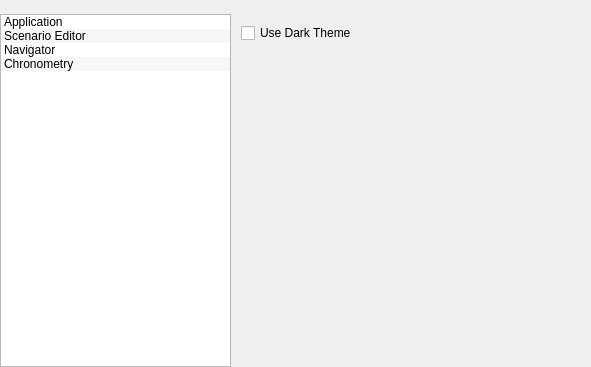
This is src/UserInterfaceLayer/Settings/SettingsView.ui in dimkanovikov/KITScenarist as Qt 5 draws it before an edit. The edited form follows.
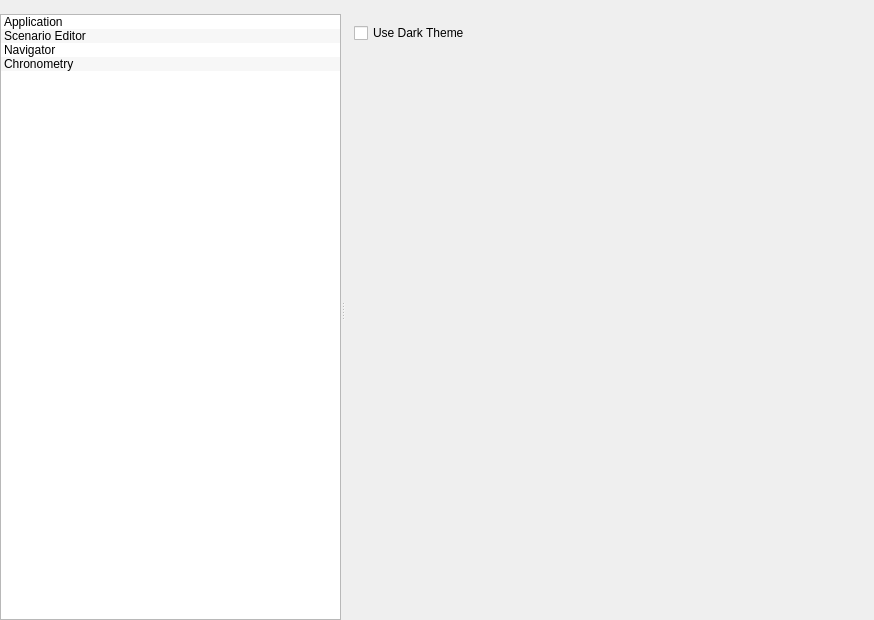
This is the edited form. Icons and pictures are not drawn.

Patch:
```diff
--- a/src/UserInterfaceLayer/Settings/SettingsView.ui
+++ b/src/UserInterfaceLayer/Settings/SettingsView.ui
@@ -6,8 +6,8 @@
    <rect>
     <x>0</x>
     <y>0</y>
-    <width>591</width>
-    <height>367</height>
+    <width>874</width>
+    <height>620</height>
    </rect>
   </property>
   <property name="windowTitle">
@@ -30,26 +30,23 @@
     <number>0</number>
    </property>
    <item row="0" column="0">
-    <widget class="QLabel" name="topEmptyLabel">
-     <property name="text">
-      <string/>
-     </property>
-    </widget>
-   </item>
-   <item row="1" column="0">
     <widget class="QSplitter" name="splitter">
-     <property name="sizePolicy">
-      <sizepolicy hsizetype="Expanding" vsizetype="Expanding">
-       <horstretch>0</horstretch>
-       <verstretch>0</verstretch>
-      </sizepolicy>
-     </property>
      <property name="orientation">
       <enum>Qt::Horizontal</enum>
      </property>
-     <property name="handleWidth">
-      <number>1</number>
-     </property>
+     <widget class="QWidget" name="">
+      <layout class="QVBoxLayout" name="verticalLayout_2">
+       <property name="spacing">
+        <number>0</number>
+       </property>
+       <item>
+        <widget class="QLabel" name="topLeftEmptyLabel">
+         <property name="text">
+          <string/>
+         </property>
+        </widget>
+       </item>
+       <item>
      <widget class="QListWidget" name="categories">
       <property name="sizePolicy">
        <sizepolicy hsizetype="Preferred" vsizetype="Expanding">
@@ -109,6 +106,22 @@
        </property>
       </item>
      </widget>
+       </item>
+      </layout>
+     </widget>
+     <widget class="QWidget" name="">
+      <layout class="QVBoxLayout" name="verticalLayout">
+       <property name="spacing">
+        <number>0</number>
+       </property>
+       <item>
+        <widget class="QLabel" name="topRightEmptyLabel">
+         <property name="text">
+          <string/>
+         </property>
+        </widget>
+       </item>
+       <item>
      <widget class="QStackedWidget" name="categoriesWidgets">
       <property name="styleSheet">
        <string notr="true">#chronometryPage QGroupBox {
@@ -121,14 +134,7 @@
       </property>
       <widget class="QWidget" name="page">
        <layout class="QGridLayout" name="gridLayout_2">
-        <item row="0" column="0">
-         <widget class="QCheckBox" name="useDarkTheme">
-          <property name="text">
-           <string>Use Dark Theme</string>
-          </property>
-         </widget>
-        </item>
-        <item row="1" column="0">
+           <item row="2" column="0">
          <spacer name="verticalSpacer_4">
           <property name="orientation">
            <enum>Qt::Vertical</enum>
@@ -141,6 +147,13 @@
           </property>
          </spacer>
         </item>
+           <item row="1" column="0">
+            <widget class="QCheckBox" name="useDarkTheme">
+             <property name="text">
+              <string>Use Dark Theme</string>
+             </property>
+            </widget>
+           </item>
        </layout>
       </widget>
       <widget class="QWidget" name="textEditorPage">
@@ -927,6 +940,9 @@
         </item>
        </layout>
       </widget>
+        </widget>
+       </item>
+      </layout>
      </widget>
     </widget>
    </item>
```
Lines whose indentation alone changed are shown as unchanged.
